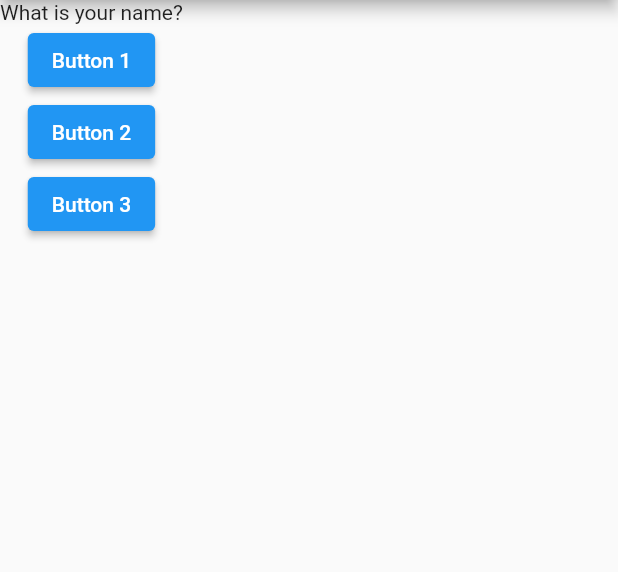
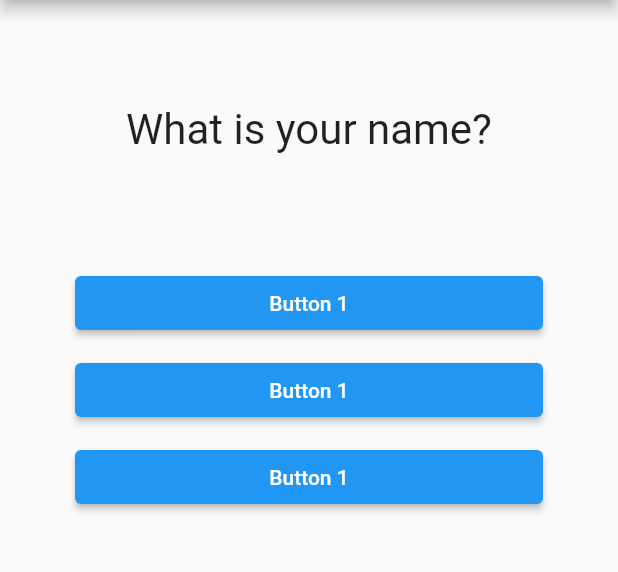
Before and after one commit to okwy00100/flutter-quiz-app, a Flutter app: the screen it shows after launch, on a phone screen of 412 x 824 dp, the part 84-656 px from its top. Run offline on Flutter 3.47's test engine with Material 2 defaults, Android fonts, the phone set to English and light mode, and no system bars.

Commit message:
Added callback function for answer.dart

```diff
--- /dev/null
+++ b/lib/answer.dart
@@ -0,0 +1,19 @@
+import 'package:flutter/material.dart';
+
+class Answer extends StatelessWidget {
+  final VoidCallback selectHandler;
+
+  Answer(this.selectHandler);
+
+  @override
+  Widget build(BuildContext context) {
+    return Container(
+      width: double.infinity,
+      margin: EdgeInsets.fromLTRB(50, 5, 50, 5),
+      child: ElevatedButton(
+        child: Text('Button 1'),
+        onPressed: selectHandler,
+      ),
+    );
+  }
+}
--- a/lib/main.dart
+++ b/lib/main.dart
@@ -1,4 +1,5 @@
 import 'package:flutter/material.dart';
+import 'package:flutter_quiz_app/answer.dart';
 import 'package:flutter_quiz_app/question.dart';
 
 void main() {
@@ -48,18 +49,9 @@ class _MyAppPage extends State<MyApp> {
               questions[_questionIndex],
             ),
             // Text('Hello'),
-            ElevatedButton(
-              child: Text('Button 1'),
-              onPressed: () => _answerQuestion(),
-            ),
-            ElevatedButton(
-              child: Text('Button 2'),
-              onPressed: () => _answerQuestion(),
-            ),
-            ElevatedButton(
-              child: Text('Button 3'),
-              onPressed: _answerQuestion,
-            ),
+            Answer(_answerQuestion),
+            Answer(_answerQuestion),
+            Answer(_answerQuestion),
           ],
         ),
       ),
--- a/lib/question.dart
+++ b/lib/question.dart
@@ -1,12 +1,20 @@
 import 'package:flutter/material.dart';
 
 class Question extends StatelessWidget {
-  String questionText;
+  final String questionText;
 
   Question(this.questionText);
 
   @override
   Widget build(BuildContext context) {
-    return Text(questionText);
+    return Container(
+      width: double.infinity,
+      margin: EdgeInsets.all(70),
+      child: Text(
+        questionText,
+        style: TextStyle(fontSize: 28),
+        textAlign: TextAlign.center,
+      ),
+    );
   }
 }
```
